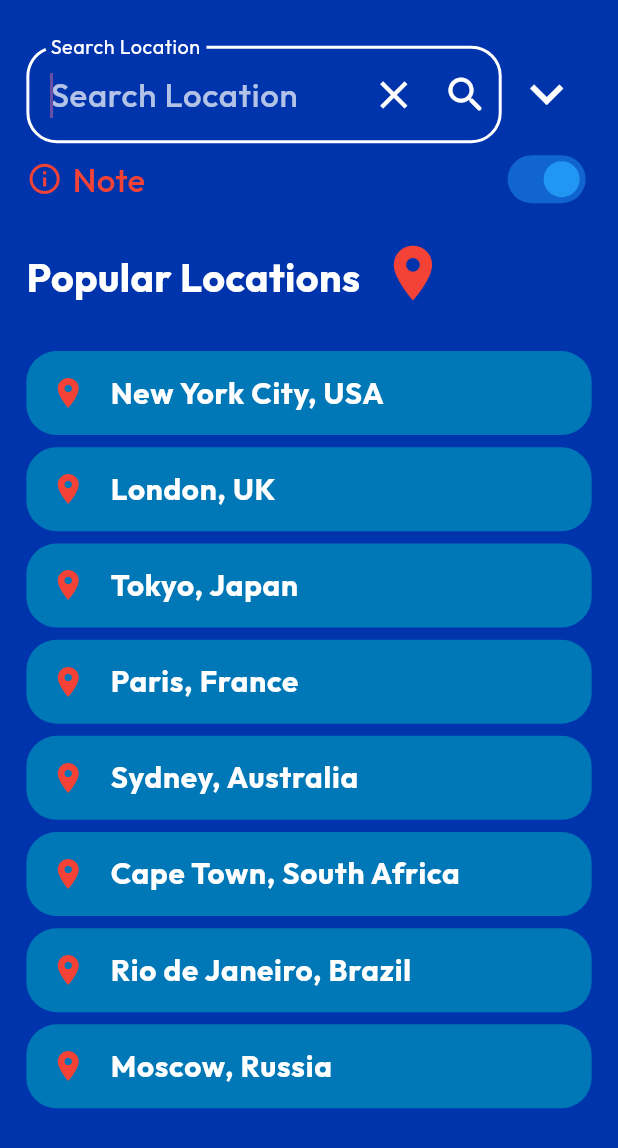
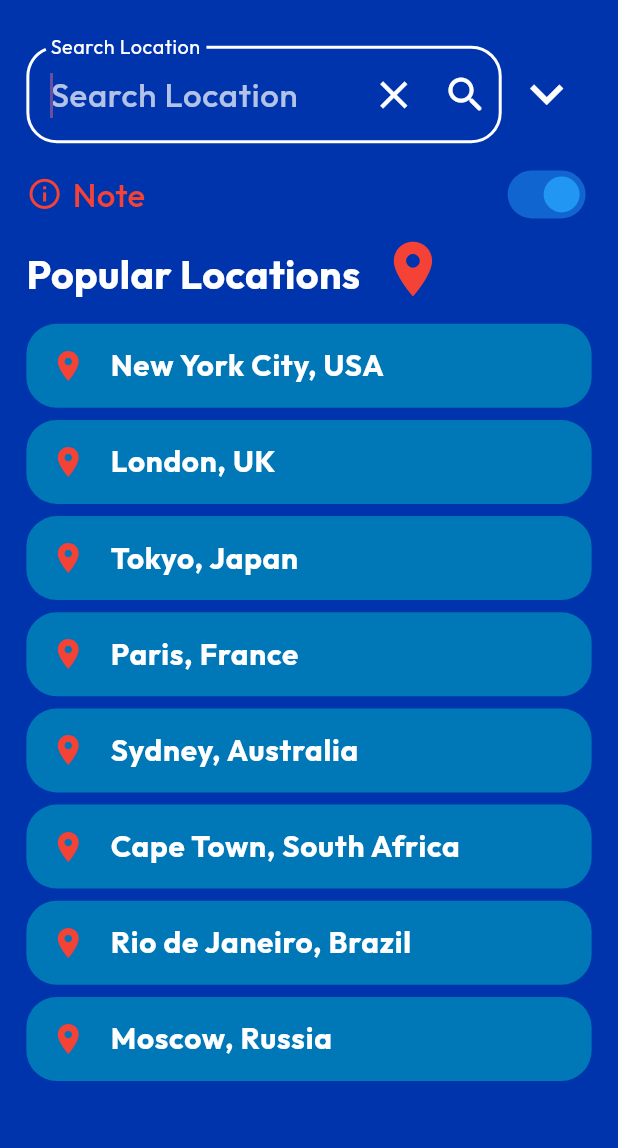
Before and after one commit to 1Shibam/my_weather_reader, a Flutter app: the SearchScreen screen opened by its route, on a phone screen of 412 x 824 dp. Shown: the top 1148 px of the screen. Run offline on Flutter 3.47's test engine with Material 3 defaults, Android fonts, the phone set to English and light mode, and no system bars; our stand-ins replace dio, flutter_riverpod, flutter_screenutil, geolocator, go_router, riverpod and 3 more; accounts and stored records are empty.

Commit message:
Ui update

```diff
--- a/lib/screens/search_screen.dart
+++ b/lib/screens/search_screen.dart
@@ -67,7 +67,7 @@ class _SearchScreenState extends ConsumerState<SearchScreen> {
                 left: 16.w,
                 right: 16.w,
               ),
-              padding: EdgeInsets.only(bottom: 20.h),
+              padding: EdgeInsets.only(bottom: 10.h),
               color: AppColors.darkBlue,
               child: Column(
                 children: [
@@ -132,7 +132,9 @@ class _SearchScreenState extends ConsumerState<SearchScreen> {
                           ))
                     ],
                   ),
-
+                  SizedBox(
+                    height: 10.h,
+                  ),
                   Row(
                     mainAxisAlignment: MainAxisAlignment.spaceBetween,
                     children: [
@@ -170,16 +172,18 @@ class _SearchScreenState extends ConsumerState<SearchScreen> {
                       )
                     ],
                   ),
-                  Column(
+                  showSuggestions
+                      ? Column(
                           children: [
                             SizedBox(
-                        height: 16.h,
+                              height: 4.h,
                             ),
                             searchQuery.trim().isEmpty
                                 ? const PopularLocationsText()
                                 : const SuggestedLocationsText(),
                           ],
-                  ),
+                        )
+                      : const SizedBox.shrink()
                 ],
               ),
             ),
@@ -190,9 +194,6 @@ class _SearchScreenState extends ConsumerState<SearchScreen> {
                       child: Column(
                         crossAxisAlignment: CrossAxisAlignment.start,
                         children: [
-                          SizedBox(
-                            height: 6.h,
-                          ),
                           Expanded(
                             child: Consumer(
                               builder: (context, ref, child) {
```
Lines whose indentation alone changed are shown as unchanged.
